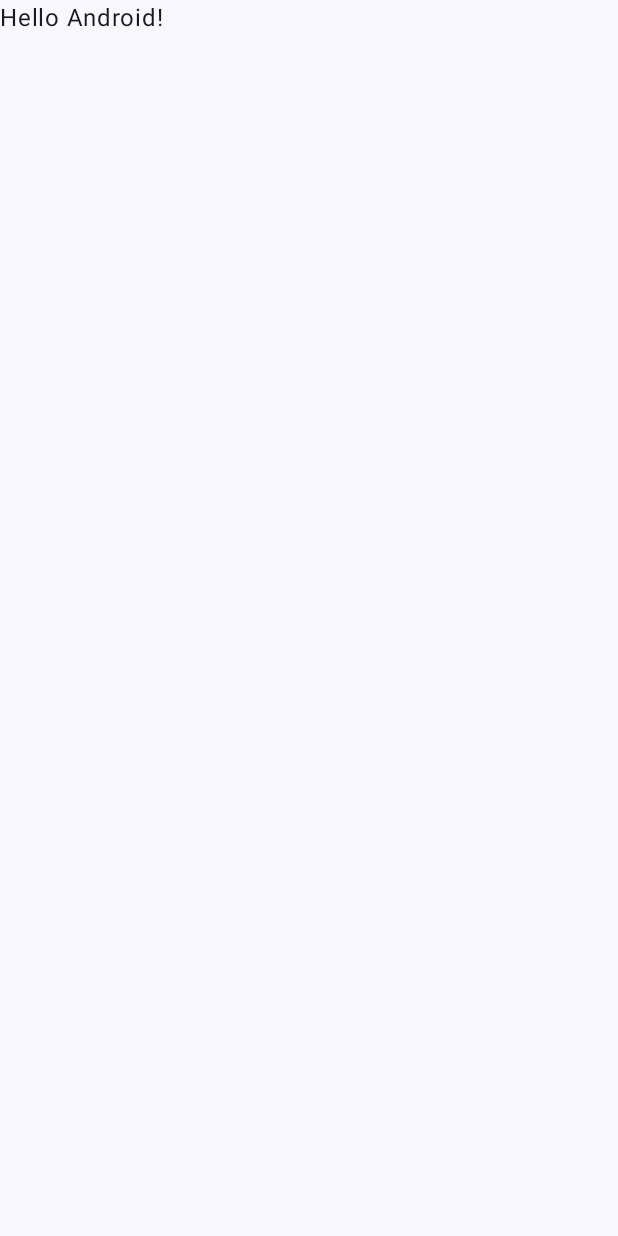
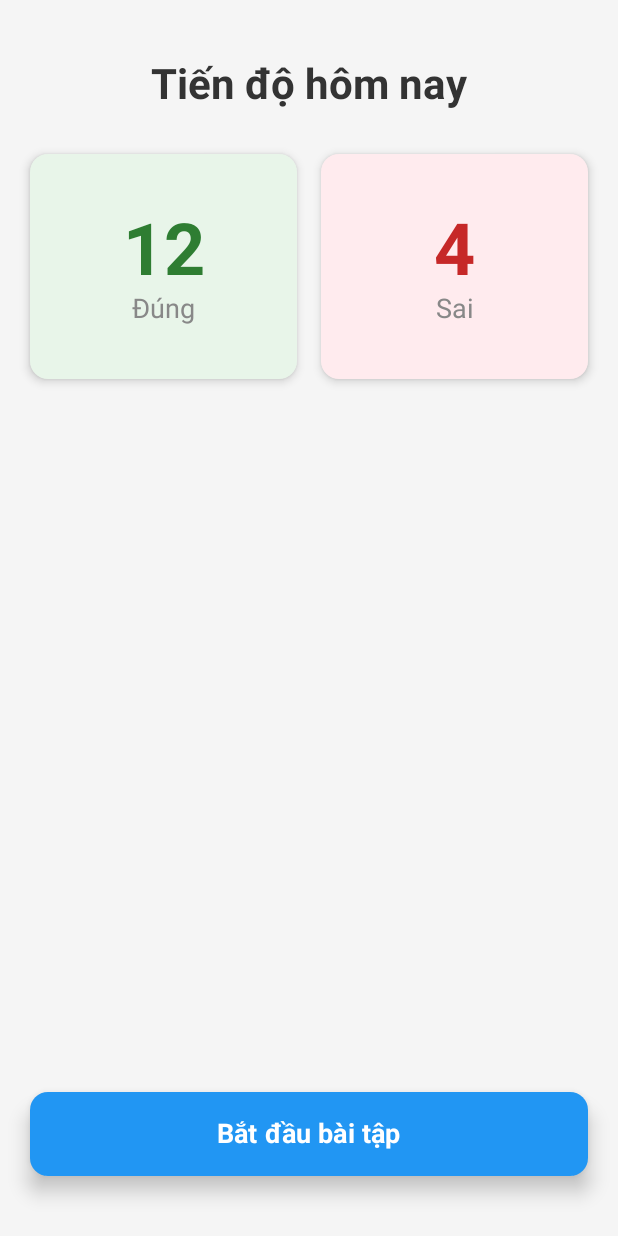
Before and after one commit to dagoustic/EmotionRecognition, an Android app built with Jetpack Compose: the screen it shows after launch (MainActivity), on a phone screen of 412 x 824 dp. Before the commit the screen is almost empty. Run offline under Robolectric (Android 15) with nearby library versions, the phone set to English and light mode, and no system bars.

```diff
--- a/app/build.gradle.kts
+++ b/app/build.gradle.kts
@@ -82,6 +82,5 @@ dependencies {
     debugImplementation(libs.androidx.compose.ui.tooling)
     debugImplementation(libs.androidx.compose.ui.test.manifest)
     implementation("androidx.multidex:multidex:2.0.1")
-    implementation("org.mongodb:mongodb-driver-kotlin-coroutine:5.2.0")
-    implementation("org.bson:bson:4.11.0")
+    implementation("org.mongodb:mongodb-driver-sync:5.2.0")
 }
--- a/app/src/main/java/com/example/hciproject/MainActivity.kt
+++ b/app/src/main/java/com/example/hciproject/MainActivity.kt
@@ -1,47 +1,19 @@
-package com.example.hciproject
+package com.example.hciproject // Giữ nguyên package của bạn
 
 import android.os.Bundle
 import androidx.activity.ComponentActivity
 import androidx.activity.compose.setContent
-import androidx.activity.enableEdgeToEdge
-import androidx.compose.foundation.layout.fillMaxSize
-import androidx.compose.foundation.layout.padding
-import androidx.compose.material3.Scaffold
-import androidx.compose.material3.Text
-import androidx.compose.runtime.Composable
-import androidx.compose.ui.Modifier
-import androidx.compose.ui.tooling.preview.Preview
-import com.example.hciproject.ui.theme.HCIProjectTheme
+import com.example.hciproject.ui.theme.DashboardScreen
+
+// Đừng quên import DashboardScreen nếu nó bị đỏ (Bấm vào nó rồi nhấn Alt + Enter)
 
 class MainActivity : ComponentActivity() {
     override fun onCreate(savedInstanceState: Bundle?) {
         super.onCreate(savedInstanceState)
-        enableEdgeToEdge()
+
         setContent {
-            HCIProjectTheme {
-                Scaffold(modifier = Modifier.fillMaxSize()) { innerPadding ->
-                    Greeting(
-                        name = "Android",
-                        modifier = Modifier.padding(innerPadding)
-                    )
-                }
-            }
+            // 👇 GỌI MÀN HÌNH CỦA BẠN Ở ĐÂY
+            DashboardScreen()
         }
     }
 }
-
-@Composable
-fun Greeting(name: String, modifier: Modifier = Modifier) {
-    Text(
-        text = "Hello $name!",
-        modifier = modifier
-    )
-}
-
-@Preview(showBackground = true)
-@Composable
-fun GreetingPreview() {
-    HCIProjectTheme {
-        Greeting("Android")
-    }
-}
--- /dev/null
+++ b/app/src/main/java/com/example/hciproject/ui/theme/DashboardScreen.kt
@@ -0,0 +1,161 @@
+package com.example.hciproject.ui.theme
+
+import androidx.compose.foundation.layout.*
+import androidx.compose.material3.*
+import androidx.compose.runtime.*
+import androidx.compose.ui.Alignment
+import androidx.compose.ui.Modifier
+import androidx.compose.ui.graphics.Color
+import androidx.compose.ui.text.font.FontWeight
+import androidx.compose.ui.unit.dp
+import androidx.compose.ui.unit.sp
+import kotlinx.coroutines.Dispatchers
+import kotlinx.coroutines.delay
+import kotlinx.coroutines.withContext
+
+@Composable
+fun DashboardScreen() {
+    // 1. Khai báo biến trạng thái (State)
+    // Khi biến này thay đổi, giao diện sẽ tự cập nhật
+    var correctCount by remember { mutableIntStateOf(0) }
+    var wrongCount by remember { mutableIntStateOf(0) }
+    var isLoading by remember { mutableStateOf(true) }
+
+    // 2. Load dữ liệu (Chạy 1 lần khi màn hình hiện lên)
+    LaunchedEffect(Unit) {
+        withContext(Dispatchers.IO) {
+            try {
+                // --- PHẦN 1: KẾT NỐI MONGODB (Bỏ comment khi đã cấu hình xong Repository) ---
+                /*
+                val collection = MongoRepository.getCollection()
+                // Tìm dữ liệu theo ngày hôm nay, ví dụ dùng Filters...
+                // val doc = collection.find(...).first()
+                // if (doc != null) {
+                //     correctCount = doc.getInteger("correct_count", 0)
+                //     wrongCount = doc.getInteger("wrong_count", 0)
+                // }
+                */
+
+                // --- PHẦN 2: DỮ LIỆU GIẢ (DEMO) ---
+                // Tạm thời dùng cái này để test giao diện trước
+                delay(1000) // Giả vờ đợi load 1 giây
+                correctCount = 12 // Số giả
+                wrongCount = 4    // Số giả
+
+            } catch (e: Exception) {
+                e.printStackTrace()
+            } finally {
+                isLoading = false
+            }
+        }
+    }
+
+    Scaffold(
+        containerColor = Color(0xFFF5F5F5) // Màu nền xám nhạt
+    ) { innerPadding ->
+        Column(
+            modifier = Modifier
+                .fillMaxSize()
+                .padding(innerPadding)
+                .padding(20.dp),
+            horizontalAlignment = Alignment.CenterHorizontally
+        ) {
+            // --- Tiêu đề ---
+            Text(
+                text = "Tiến độ hôm nay",
+                fontSize = 28.sp,
+                fontWeight = FontWeight.Bold,
+                color = Color(0xFF333333),
+                modifier = Modifier.padding(top = 20.dp, bottom = 30.dp)
+            )
+
+            // --- Khu vực hiển thị thẻ thống kê ---
+            if (isLoading) {
+                // Hiện vòng quay loading nếu đang tải
+                CircularProgressIndicator(color = Color(0xFF2196F3))
+            } else {
+                Row(
+                    modifier = Modifier.fillMaxWidth(),
+                    horizontalArrangement = Arrangement.spacedBy(16.dp)
+                ) {
+                    // Thẻ ĐÚNG
+                    StatCard(
+                        number = correctCount,
+                        label = "Đúng",
+                        backgroundColor = Color(0xFFE8F5E9), // Xanh lá nhạt
+                        textColor = Color(0xFF2E7D32),       // Xanh lá đậm
+                        modifier = Modifier.weight(1f)
+                    )
+
+                    // Thẻ SAI
+                    StatCard(
+                        number = wrongCount,
+                        label = "Sai",
+                        backgroundColor = Color(0xFFFFEBEE), // Đỏ nhạt
+                        textColor = Color(0xFFC62828),       // Đỏ đậm
+                        modifier = Modifier.weight(1f)
+                    )
+                }
+            }
+
+            Spacer(modifier = Modifier.weight(1f)) // Đẩy nút xuống dưới đáy
+
+            // --- Nút Bắt đầu ---
+            Button(
+                onClick = {
+                    // TODO: Code chuyển sang màn hình bài tập
+                },
+                modifier = Modifier
+                    .fillMaxWidth()
+                    .height(56.dp),
+                shape = MaterialTheme.shapes.medium,
+                colors = ButtonDefaults.buttonColors(
+                    containerColor = Color(0xFF2196F3) // Màu xanh dương
+                ),
+                elevation = ButtonDefaults.buttonElevation(8.dp)
+            ) {
+                Text(
+                    text = "Bắt đầu bài tập",
+                    fontSize = 18.sp,
+                    fontWeight = FontWeight.Bold
+                )
+            }
+
+            Spacer(modifier = Modifier.height(20.dp))
+        }
+    }
+}
+
+// 4. Component con: Thẻ thống kê (Tái sử dụng)
+@Composable
+fun StatCard(
+    number: Int,
+    label: String,
+    backgroundColor: Color,
+    textColor: Color,
+    modifier: Modifier = Modifier
+) {
+    Card(
+        modifier = modifier.height(150.dp),
+        colors = CardDefaults.cardColors(containerColor = backgroundColor),
+        elevation = CardDefaults.cardElevation(defaultElevation = 4.dp)
+    ) {
+        Column(
+            modifier = Modifier.fillMaxSize(),
+            verticalArrangement = Arrangement.Center,
+            horizontalAlignment = Alignment.CenterHorizontally
+        ) {
+            Text(
+                text = number.toString(),
+                fontSize = 48.sp,
+                fontWeight = FontWeight.Bold,
+                color = textColor
+            )
+            Text(
+                text = label,
+                fontSize = 18.sp,
+                color = Color.Gray
+            )
+        }
+    }
+}
```
